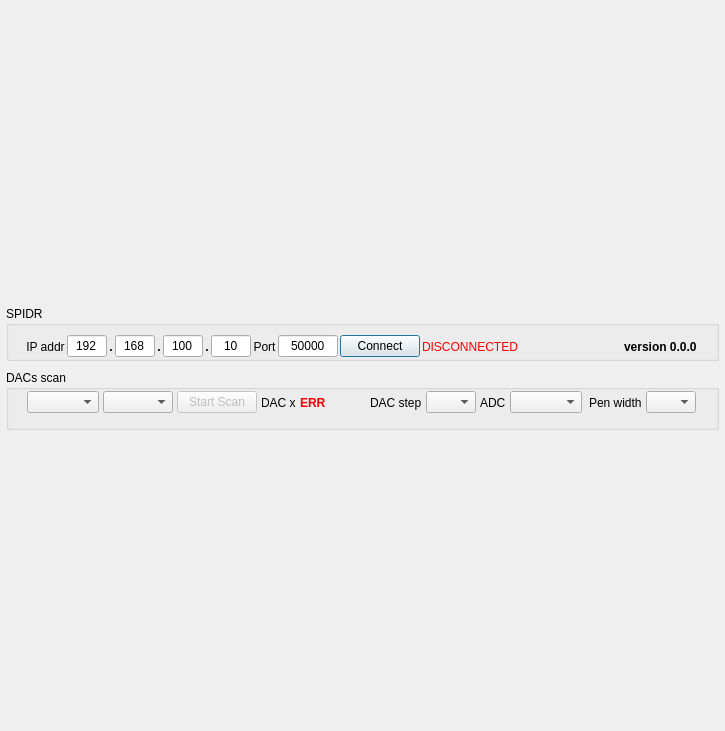
This is SpidrDacsScan/SpidrDacsScan.ui in navrit/dexter as Qt 5 draws it before an edit. The edited form follows.
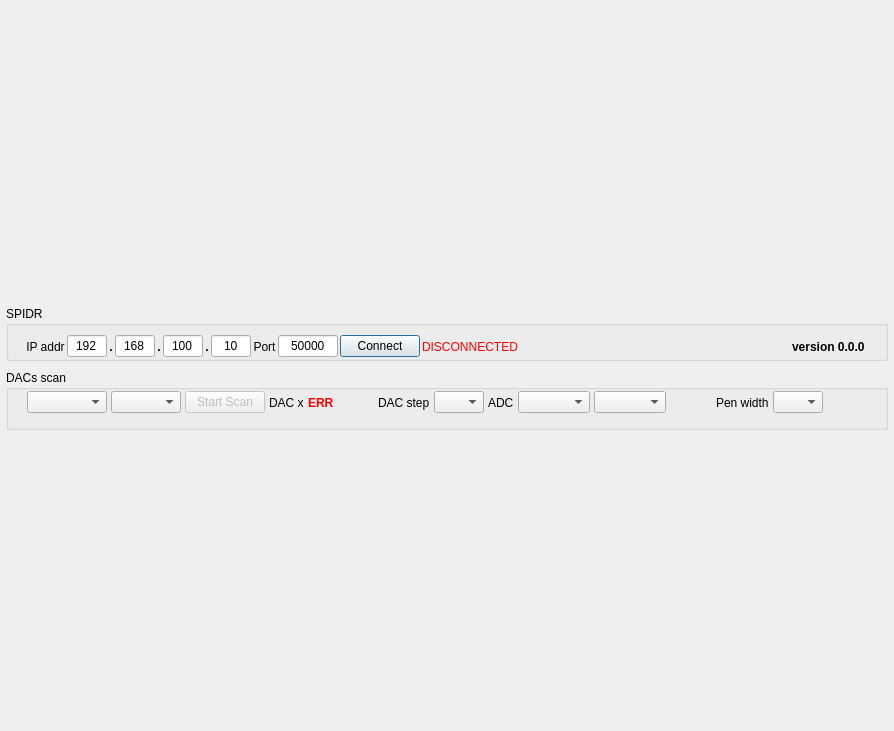
This is the edited form. Icons and pictures are not drawn.

Commit message: Add ADC full-scale selection

The edit to the form file:
```diff
--- a/SpidrDacsScan/SpidrDacsScan.ui
+++ b/SpidrDacsScan/SpidrDacsScan.ui
@@ -6,7 +6,7 @@
    <rect>
     <x>0</x>
     <y>0</y>
-    <width>725</width>
+    <width>894</width>
     <height>731</height>
    </rect>
   </property>
@@ -54,7 +54,7 @@
          <rect>
           <x>10</x>
           <y>28</y>
-          <width>691</width>
+          <width>859</width>
           <height>25</height>
          </rect>
         </property>
@@ -334,7 +334,7 @@
          <rect>
           <x>11</x>
           <y>20</y>
-          <width>692</width>
+          <width>861</width>
           <height>25</height>
          </rect>
         </property>
@@ -350,6 +350,18 @@
          </property>
          <item>
           <widget class="QComboBox" name="_comboBoxDeviceIndex">
+           <property name="sizePolicy">
+            <sizepolicy hsizetype="Preferred" vsizetype="Fixed">
+             <horstretch>0</horstretch>
+             <verstretch>0</verstretch>
+            </sizepolicy>
+           </property>
+           <property name="minimumSize">
+            <size>
+             <width>80</width>
+             <height>0</height>
+            </size>
+           </property>
            <property name="maximumSize">
             <size>
              <width>120</width>
@@ -493,6 +505,9 @@
          <item>
           <widget class="QComboBox" name="_comboBoxAdcSamples"/>
          </item>
+         <item>
+          <widget class="QComboBox" name="_comboBoxAdcFullScale"/>
+         </item>
          <item>
           <spacer name="horizontalSpacer">
            <property name="orientation">
```
The commit also changes 2 other files.
